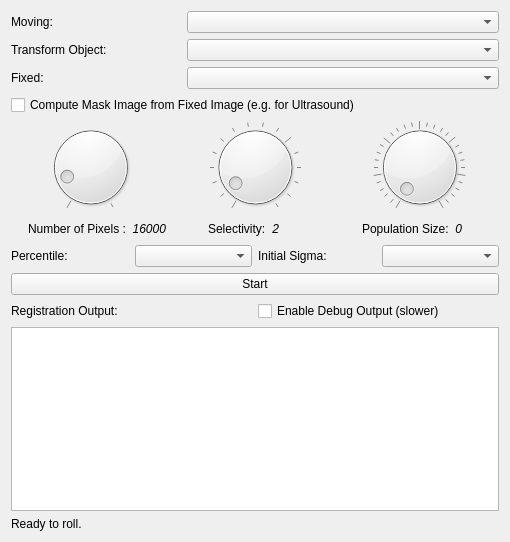
Above: IbisPlugins/GPU_RigidRegistration/gpu_rigidregistrationwidget.ui from IbisNeuronav/Ibis before the change. Below: the same form after it.
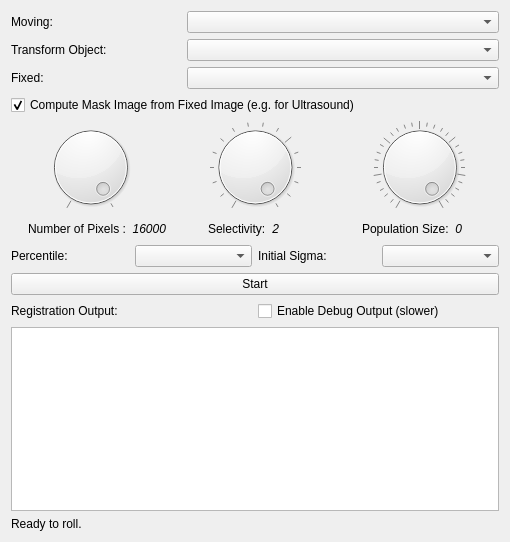
That is the form after the change.

Commit message: Changed default parameters in GPU registration UI

```diff
--- a/IbisPlugins/GPU_RigidRegistration/gpu_rigidregistrationwidget.ui
+++ b/IbisPlugins/GPU_RigidRegistration/gpu_rigidregistrationwidget.ui
@@ -93,6 +93,9 @@
      <property name="text">
       <string>Compute Mask Image from Fixed Image (e.g. for Ultrasound)</string>
      </property>
+     <property name="checked">
+      <bool>true</bool>
+     </property>
     </widget>
    </item>
    <item>
@@ -117,7 +120,7 @@
           <number>8000</number>
          </property>
          <property name="value">
-          <number>16000</number>
+          <number>128000</number>
          </property>
          <property name="wrapping">
           <bool>false</bool>
@@ -143,7 +146,7 @@
           <number>16</number>
          </property>
          <property name="value">
-          <number>2</number>
+          <number>16</number>
          </property>
          <property name="notchesVisible">
           <bool>true</bool>
@@ -162,6 +165,9 @@
          <property name="maximum">
           <number>60</number>
          </property>
+         <property name="value">
+          <number>60</number>
+         </property>
          <property name="notchesVisible">
           <bool>true</bool>
          </property>
```
